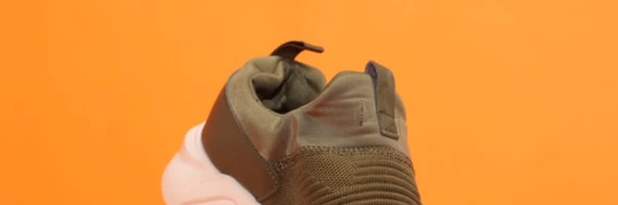
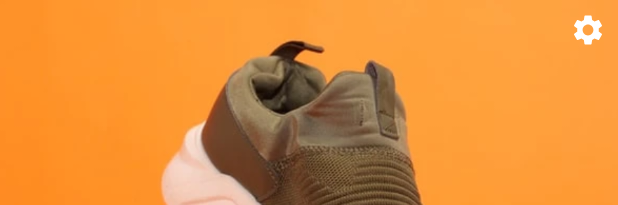
Before and after one commit to reskimulud/bpaai-dicoding, an Android app: the layout activity_main.xml on its own in the app's theme, with its tools: preview values and no code run, on a phone screen of 412 x 824 dp. Shown: the top 205 px of the screen. Run offline under Robolectric (Android 15) with nearby library versions, the phone set to English and light mode, and no system bars.

Commit message:
add navigation to locale setting

```diff
--- /dev/null
+++ b/LatihanLocalizationPadaTeksStarter/app/src/main/res/drawable/ic_setting.xml
@@ -0,0 +1,5 @@
+<vector android:height="24dp" android:tint="#FFFFFF"
+    android:viewportHeight="24" android:viewportWidth="24"
+    android:width="24dp" xmlns:android="http://schemas.android.com/apk/res/android">
+    <path android:fillColor="@android:color/white" android:pathData="M19.14,12.94c0.04,-0.3 0.06,-0.61 0.06,-0.94c0,-0.32 -0.02,-0.64 -0.07,-0.94l2.03,-1.58c0.18,-0.14 0.23,-0.41 0.12,-0.61l-1.92,-3.32c-0.12,-0.22 -0.37,-0.29 -0.59,-0.22l-2.39,0.96c-0.5,-0.38 -1.03,-0.7 -1.62,-0.94L14.4,2.81c-0.04,-0.24 -0.24,-0.41 -0.48,-0.41h-3.84c-0.24,0 -0.43,0.17 -0.47,0.41L9.25,5.35C8.66,5.59 8.12,5.92 7.63,6.29L5.24,5.33c-0.22,-0.08 -0.47,0 -0.59,0.22L2.74,8.87C2.62,9.08 2.66,9.34 2.86,9.48l2.03,1.58C4.84,11.36 4.8,11.69 4.8,12s0.02,0.64 0.07,0.94l-2.03,1.58c-0.18,0.14 -0.23,0.41 -0.12,0.61l1.92,3.32c0.12,0.22 0.37,0.29 0.59,0.22l2.39,-0.96c0.5,0.38 1.03,0.7 1.62,0.94l0.36,2.54c0.05,0.24 0.24,0.41 0.48,0.41h3.84c0.24,0 0.44,-0.17 0.47,-0.41l0.36,-2.54c0.59,-0.24 1.13,-0.56 1.62,-0.94l2.39,0.96c0.22,0.08 0.47,0 0.59,-0.22l1.92,-3.32c0.12,-0.22 0.07,-0.47 -0.12,-0.61L19.14,12.94zM12,15.6c-1.98,0 -3.6,-1.62 -3.6,-3.6s1.62,-3.6 3.6,-3.6s3.6,1.62 3.6,3.6S13.98,15.6 12,15.6z"/>
+</vector>
--- a/LatihanLocalizationPadaTeksStarter/app/src/main/res/layout/activity_main.xml
+++ b/LatihanLocalizationPadaTeksStarter/app/src/main/res/layout/activity_main.xml
@@ -228,5 +228,14 @@
         app:layout_constraintStart_toEndOf="@+id/ratingTextView"
         app:layout_constraintTop_toTopOf="@+id/ratingImageView" />
 
+    <ImageView
+        android:id="@+id/settingImageView"
+        android:layout_width="wrap_content"
+        android:layout_height="wrap_content"
+        android:padding="8dp"
+        app:layout_constraintEnd_toEndOf="parent"
+        app:layout_constraintTop_toTopOf="parent"
+        app:srcCompat="@drawable/ic_setting" />
+
 
 </androidx.constraintlayout.widget.ConstraintLayout>
```
Also changed, not shown: LatihanLocalizationPadaTeksStarter/app/src/main/java/com/dicoding/picodiploma/productdetail/MainActivity.kt (+12 -1 lines).
